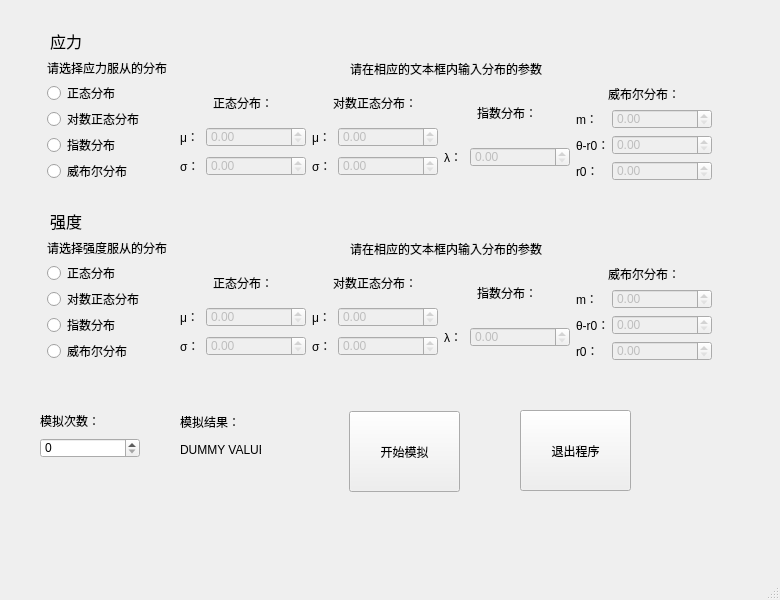
Above: mont.ui from rayguo17/Qt_Mont before the change. Below: the same form after it.
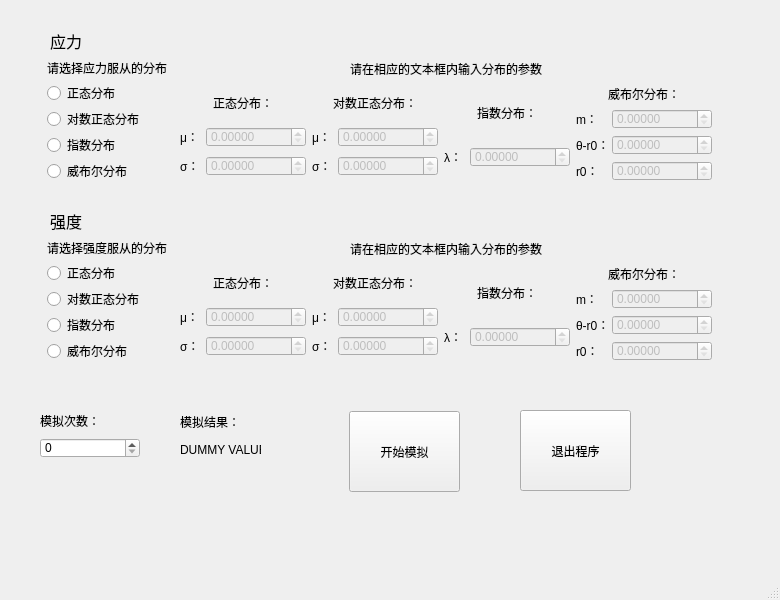
That is the form after the change.

Commit message: modify ui/and result array

The edit to the form file:
```diff
--- a/mont.ui
+++ b/mont.ui
@@ -150,6 +150,12 @@
              <height>20</height>
             </size>
            </property>
+           <property name="decimals">
+            <number>5</number>
+           </property>
+           <property name="maximum">
+            <double>999.990000000000009</double>
+           </property>
           </widget>
          </item>
          <item row="2" column="1">
@@ -169,6 +175,12 @@
              <height>20</height>
             </size>
            </property>
+           <property name="decimals">
+            <number>5</number>
+           </property>
+           <property name="maximum">
+            <double>999.990000000000009</double>
+           </property>
           </widget>
          </item>
         </layout>
@@ -221,6 +233,12 @@
              <height>20</height>
             </size>
            </property>
+           <property name="decimals">
+            <number>5</number>
+           </property>
+           <property name="maximum">
+            <double>999.990000000000009</double>
+           </property>
           </widget>
          </item>
         </layout>
@@ -286,6 +304,12 @@
              <height>20</height>
             </size>
            </property>
+           <property name="decimals">
+            <number>5</number>
+           </property>
+           <property name="maximum">
+            <double>999.990000000000009</double>
+           </property>
           </widget>
          </item>
          <item row="2" column="1">
@@ -305,6 +329,12 @@
              <height>20</height>
             </size>
            </property>
+           <property name="decimals">
+            <number>5</number>
+           </property>
+           <property name="maximum">
+            <double>999.990000000000009</double>
+           </property>
           </widget>
          </item>
         </layout>
@@ -383,6 +413,12 @@
              <height>20</height>
             </size>
            </property>
+           <property name="decimals">
+            <number>5</number>
+           </property>
+           <property name="maximum">
+            <double>999.990000000000009</double>
+           </property>
           </widget>
          </item>
          <item row="2" column="1">
@@ -402,6 +438,12 @@
              <height>20</height>
             </size>
            </property>
+           <property name="decimals">
+            <number>5</number>
+           </property>
+           <property name="maximum">
+            <double>999.990000000000009</double>
+           </property>
           </widget>
          </item>
          <item row="3" column="1">
@@ -421,6 +463,12 @@
              <height>20</height>
             </size>
            </property>
+           <property name="decimals">
+            <number>5</number>
+           </property>
+           <property name="maximum">
+            <double>999.990000000000009</double>
+           </property>
           </widget>
          </item>
         </layout>
@@ -587,6 +635,12 @@
              <height>20</height>
             </size>
            </property>
+           <property name="decimals">
+            <number>5</number>
+           </property>
+           <property name="maximum">
+            <double>999.990000000000009</double>
+           </property>
           </widget>
          </item>
          <item row="2" column="1">
@@ -606,6 +660,12 @@
              <height>20</height>
             </size>
            </property>
+           <property name="decimals">
+            <number>5</number>
+           </property>
+           <property name="maximum">
+            <double>999.990000000000009</double>
+           </property>
           </widget>
          </item>
         </layout>
@@ -658,6 +718,12 @@
              <height>20</height>
             </size>
            </property>
+           <property name="decimals">
+            <number>5</number>
+           </property>
+           <property name="maximum">
+            <double>999.990000000000009</double>
+           </property>
           </widget>
          </item>
         </layout>
@@ -723,6 +789,12 @@
              <height>20</height>
             </size>
            </property>
+           <property name="decimals">
+            <number>5</number>
+           </property>
+           <property name="maximum">
+            <double>999.990000000000009</double>
+           </property>
           </widget>
          </item>
          <item row="2" column="1">
@@ -742,6 +814,12 @@
              <height>20</height>
             </size>
            </property>
+           <property name="decimals">
+            <number>5</number>
+           </property>
+           <property name="maximum">
+            <double>999.990000000000009</double>
+           </property>
           </widget>
          </item>
         </layout>
@@ -820,6 +898,12 @@
              <height>20</height>
             </size>
            </property>
+           <property name="decimals">
+            <number>5</number>
+           </property>
+           <property name="maximum">
+            <double>999.990000000000009</double>
+           </property>
           </widget>
          </item>
          <item row="2" column="1">
@@ -839,6 +923,12 @@
              <height>20</height>
             </size>
            </property>
+           <property name="decimals">
+            <number>5</number>
+           </property>
+           <property name="maximum">
+            <double>999.990000000000009</double>
+           </property>
           </widget>
          </item>
          <item row="3" column="1">
@@ -858,6 +948,12 @@
              <height>20</height>
             </size>
            </property>
+           <property name="decimals">
+            <number>5</number>
+           </property>
+           <property name="maximum">
+            <double>999.990000000000009</double>
+           </property>
           </widget>
          </item>
         </layout>
```
Left out of the diff: 2 changed lines with no effect on the pictures. The commit also changes 2 other files.
